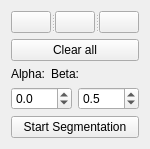
Qt form segmentationwidget.ui (GIBIS-UNIFESP/BIAL-GUI) before a commit.
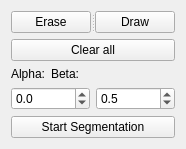
The same form after that commit.

Patch:
```diff
--- a/segmentationwidget.ui
+++ b/segmentationwidget.ui
@@ -21,7 +21,7 @@
      </property>
      <widget class="QPushButton" name="eraserButton">
       <property name="text">
-       <string/>
+       <string>Erase</string>
       </property>
       <property name="checkable">
        <bool>true</bool>
@@ -32,18 +32,7 @@
      </widget>
      <widget class="QPushButton" name="drawButton">
       <property name="text">
-       <string/>
-      </property>
-      <property name="checkable">
-       <bool>true</bool>
-      </property>
-      <property name="autoExclusive">
-       <bool>true</bool>
-      </property>
-     </widget>
-     <widget class="QPushButton" name="mouseButton">
-      <property name="text">
-       <string/>
+       <string>Draw</string>
       </property>
       <property name="checkable">
        <bool>true</bool>
```
